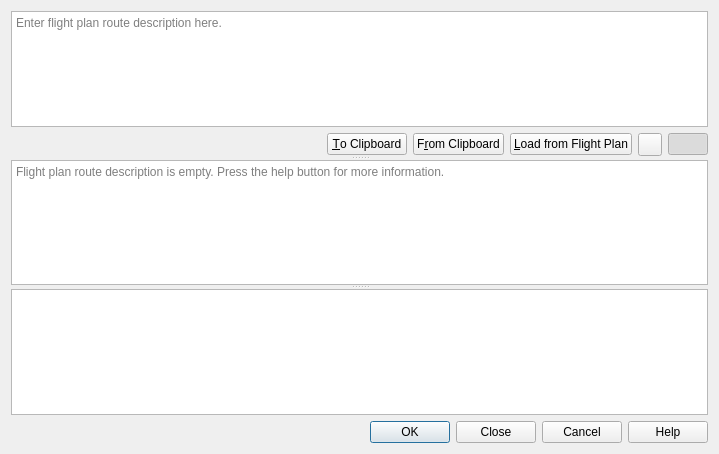
The window that src/routestring/routestringdialog.ui (albar965/littlenavmap) describes before a commit, drawn with Qt 5.
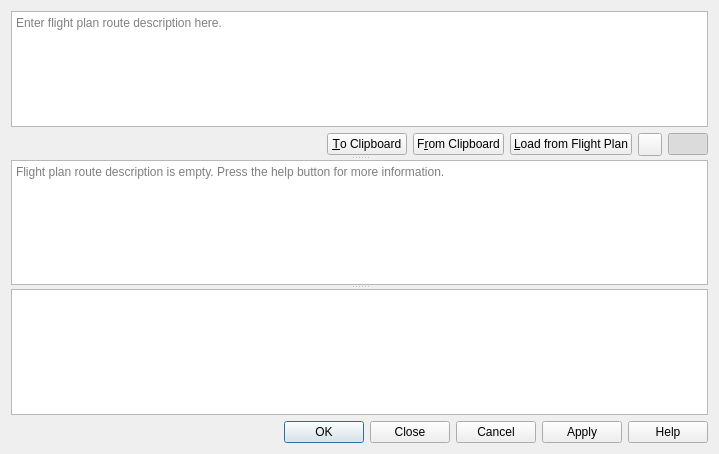
The same window after the commit. Icons and pictures are not drawn.

Commit message: Text updates for user interface. Completely revised German translation. Now showing tooltips in all tree dialog columns. Rearranged some menu items in menu map. Added create and close button in route description.

Patch:
```diff
--- a/src/routestring/routestringdialog.ui
+++ b/src/routestring/routestringdialog.ui
@@ -181,7 +181,7 @@
       <enum>Qt::Horizontal</enum>
      </property>
      <property name="standardButtons">
-      <set>QDialogButtonBox::Cancel|QDialogButtonBox::Close|QDialogButtonBox::Help|QDialogButtonBox::Ok</set>
+      <set>QDialogButtonBox::Apply|QDialogButtonBox::Cancel|QDialogButtonBox::Close|QDialogButtonBox::Help|QDialogButtonBox::Ok</set>
      </property>
     </widget>
    </item>
```
The commit also changes 11 other files.
